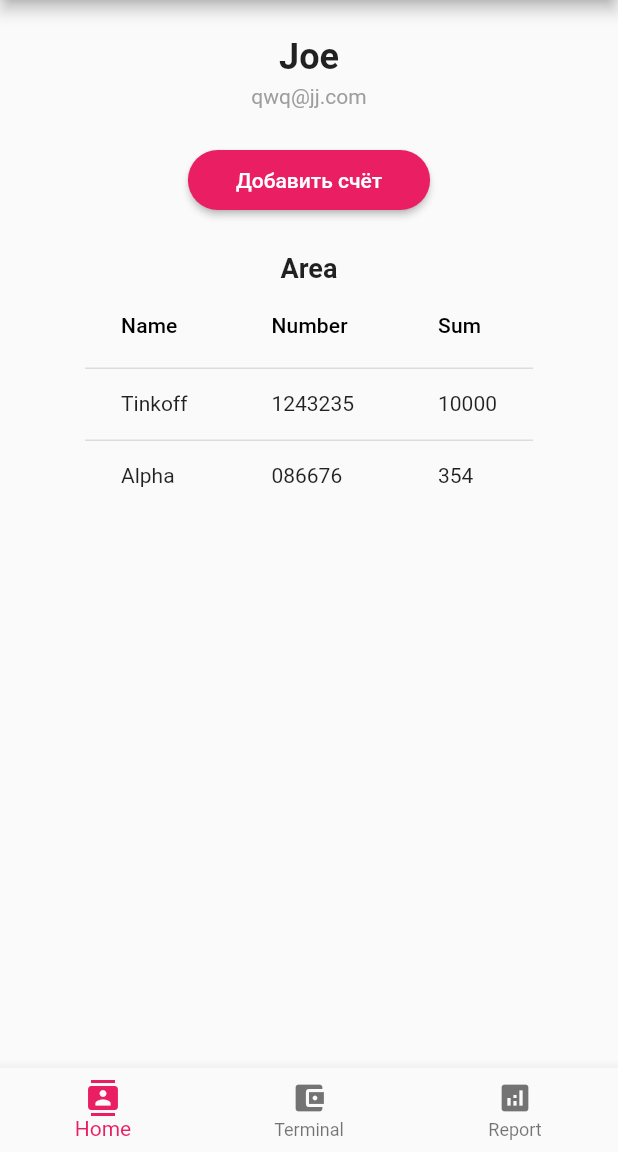
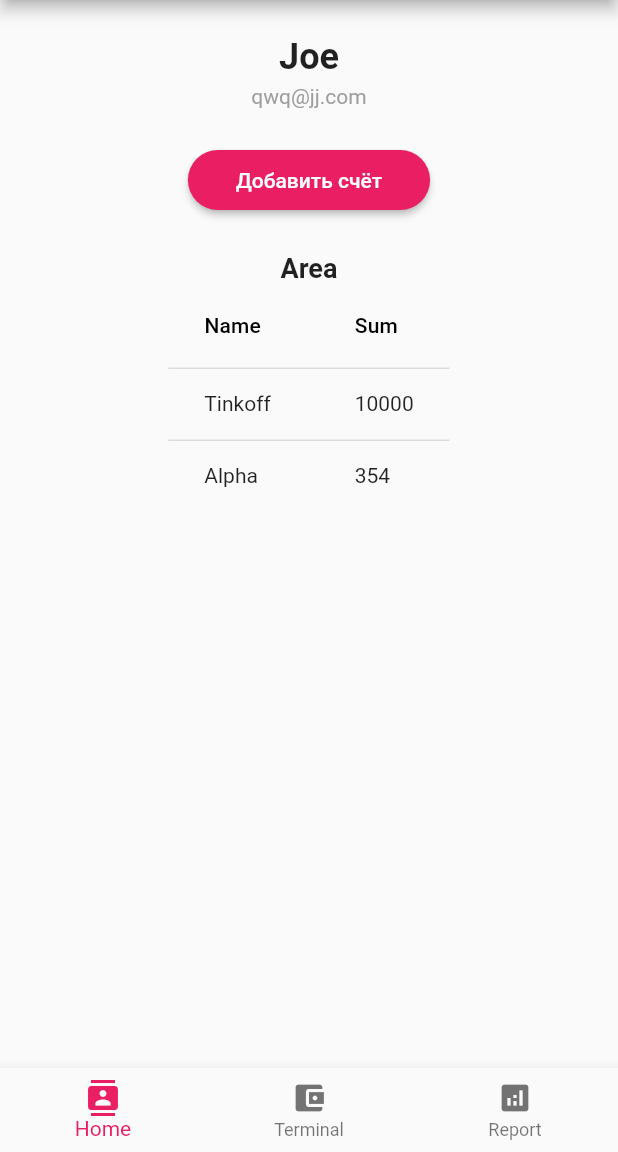
Before and after one commit to Nairaceorex/Finam, a Flutter app: the screen it shows after launch, on a phone screen of 412 x 824 dp, the part 84-1236 px from its top. Run offline on Flutter 3.47's test engine with Material 2 defaults, Android fonts, the phone set to English and light mode, and no system bars.

Commit message:
fix table

```diff
--- a/lib/CustomWidgets/TableArea.dart
+++ b/lib/CustomWidgets/TableArea.dart
@@ -10,18 +10,16 @@ class TableAreaState extends State<TableArea>{
     return DataTable(
         columns: [
           DataColumn(label: Text("Name")),
-          DataColumn(label: Text("Number")),
+
           DataColumn(label: Text("Sum")),
         ],
         rows: [
           DataRow(cells: [
             DataCell(Text("Tinkoff")),
-            DataCell(Text("1243235")),
             DataCell(Text("10000")),
           ]),
           DataRow(cells: [
             DataCell(Text("Alpha")),
-            DataCell(Text("086676")),
             DataCell(Text("354")),
           ]),
 
--- a/lib/CustomWidgets/TableReport.dart
+++ b/lib/CustomWidgets/TableReport.dart
@@ -19,73 +19,73 @@ class TableReportState extends State<TableReport>{
           DataCell(Text("2022.1.13-13:25:15")),
           DataCell(Text("Refill")),
           DataCell(Text("100")),
-          DataCell(Text("1243235")),
+          DataCell(Text("Tinkoff")),
         ]),
         DataRow(cells: [
           DataCell(Text("2022.1.13-14:18:43")),
           DataCell(Text("Spending")),
           DataCell(Text("355")),
-          DataCell(Text("086676")),
+          DataCell(Text("Alpha")),
         ]),
         DataRow(cells: [
           DataCell(Text("2022.1.13-13:25:15")),
           DataCell(Text("Refill")),
           DataCell(Text("100")),
-          DataCell(Text("1243235")),
+          DataCell(Text("Tinkoff")),
         ]),
         DataRow(cells: [
           DataCell(Text("2022.1.13-14:18:43")),
           DataCell(Text("Spending")),
           DataCell(Text("355")),
-          DataCell(Text("086676")),
+          DataCell(Text("Alpha")),
         ]),
         DataRow(cells: [
           DataCell(Text("2022.1.13-13:25:15")),
           DataCell(Text("Refill")),
           DataCell(Text("100")),
-          DataCell(Text("1243235")),
+          DataCell(Text("Tinkoff")),
         ]),
         DataRow(cells: [
           DataCell(Text("2022.1.13-14:18:43")),
           DataCell(Text("Spending")),
           DataCell(Text("355")),
-          DataCell(Text("086676")),
+          DataCell(Text("Alpha")),
         ]),
         DataRow(cells: [
           DataCell(Text("2022.1.13-13:25:15")),
           DataCell(Text("Refill")),
           DataCell(Text("100")),
-          DataCell(Text("1243235")),
+          DataCell(Text("Tinkoff")),
         ]),
         DataRow(cells: [
           DataCell(Text("2022.1.13-14:18:43")),
           DataCell(Text("Spending")),
           DataCell(Text("355")),
-          DataCell(Text("086676")),
+          DataCell(Text("Alpha")),
         ]),
         DataRow(cells: [
           DataCell(Text("2022.1.13-13:25:15")),
           DataCell(Text("Refill")),
           DataCell(Text("100")),
-          DataCell(Text("1243235")),
+          DataCell(Text("Tinkoff")),
         ]),
         DataRow(cells: [
           DataCell(Text("2022.1.13-14:18:43")),
           DataCell(Text("Spending")),
           DataCell(Text("355")),
-          DataCell(Text("086676")),
+          DataCell(Text("Alpha")),
         ]),
         DataRow(cells: [
           DataCell(Text("2022.1.13-13:25:15")),
           DataCell(Text("Refill")),
           DataCell(Text("100")),
-          DataCell(Text("1243235")),
+          DataCell(Text("Tinkoff")),
         ]),
         DataRow(cells: [
           DataCell(Text("2022.1.13-14:18:43")),
           DataCell(Text("Spending")),
           DataCell(Text("355")),
-          DataCell(Text("086676")),
+          DataCell(Text("Alpha")),
         ]),
       ],
     );
```
Also changed, not shown: 3 other files.
